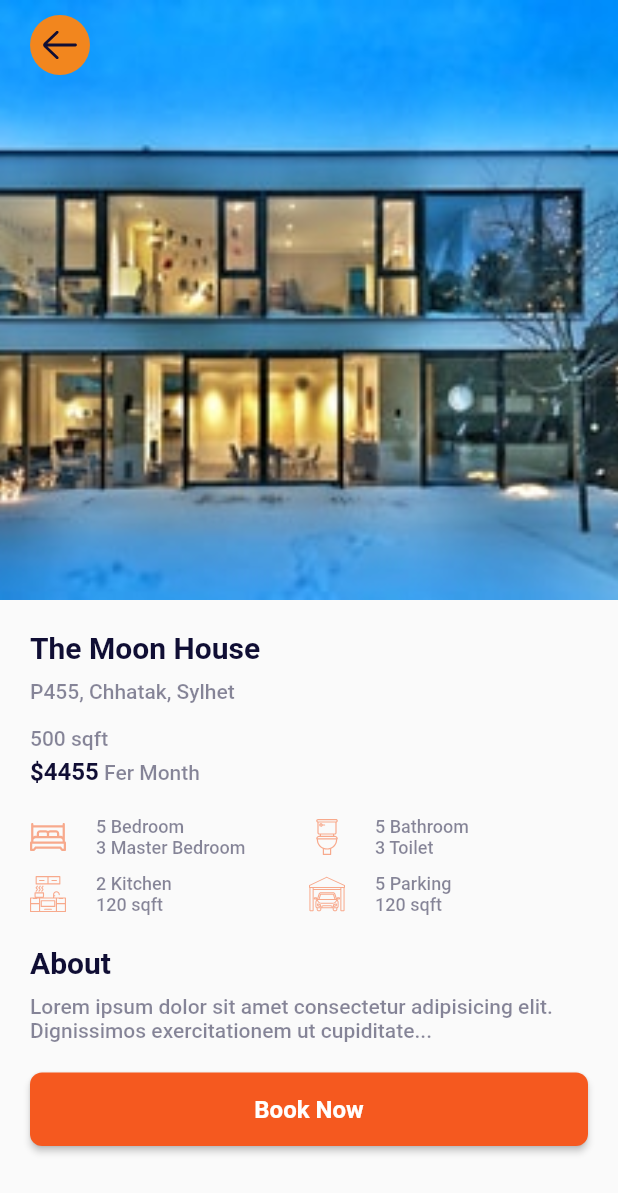
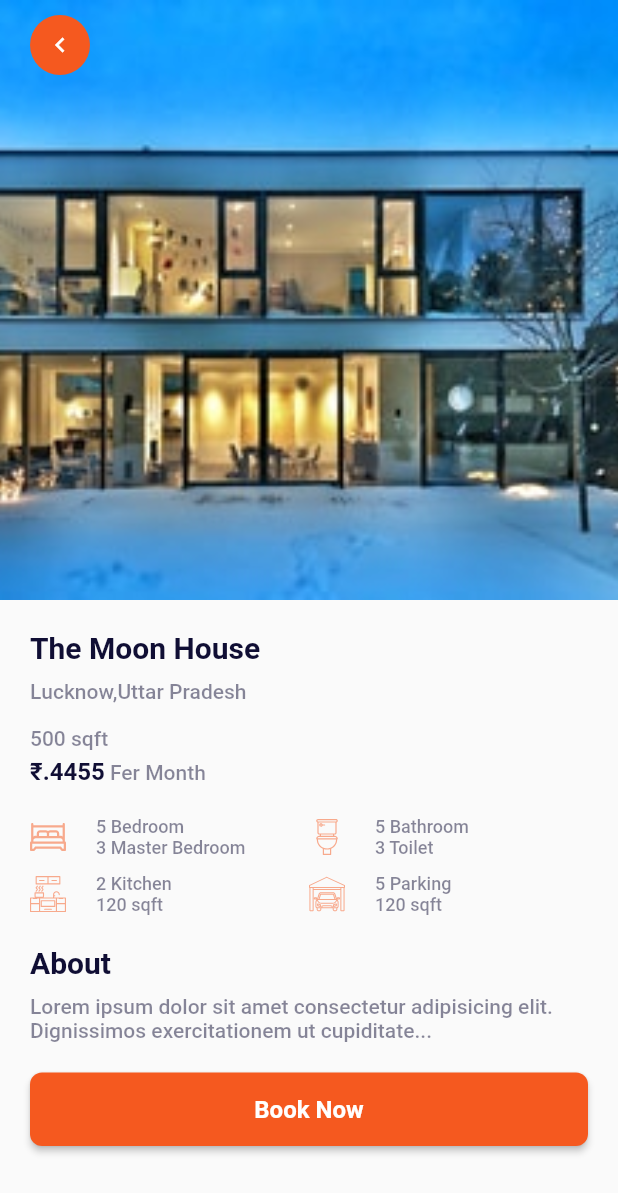
Before and after one commit to Tirth886/house_rent_flutter, a Flutter app: the screen it shows after launch, after a tap on "The Moon House", on a phone screen of 412 x 824 dp. Shown: the top 1193 px of the screen. Run offline on Flutter 3.47's test engine with Material 2 defaults, Android fonts, the phone set to English and light mode, and no system bars; our stand-ins replace flutter_svg.

Commit message:
Label Changes

```diff
--- a/lib/models/house.dart
+++ b/lib/models/house.dart
@@ -16,10 +16,10 @@ class House {
 
   static List<House> generateBestOffer() {
     return [
-      House('The Moon House', 'P455, Chhatak, Sylhet',
+      House('The Moon House', 'Lucknow,Uttar Pradesh',
           'assets/images/offer01.jpeg'),
-      House('The Moon House', 'P455, Chhatak, Sylhet',
-          'assets/images/offer02.jpeg'),
+      House(
+          'The Moon House', 'Agra,Uttar Pradesh', 'assets/images/offer02.jpeg'),
     ];
   }
 }
--- a/lib/widgets/content_intro.dart
+++ b/lib/widgets/content_intro.dart
@@ -43,7 +43,7 @@ class ContentIntro extends StatelessWidget {
             text: TextSpan(
               children: [
                 TextSpan(
-                  text: '\$4455',
+                  text: '₹.4455',
                   style: Theme.of(context).textTheme.headline1!.copyWith(
                         fontSize: 16,
                         fontWeight: FontWeight.bold,
--- a/lib/widgets/custom_app_bar.dart
+++ b/lib/widgets/custom_app_bar.dart
@@ -21,10 +21,7 @@ class CustomAppBar extends StatelessWidget implements PreferredSizeWidget {
         child: Row(
           mainAxisAlignment: MainAxisAlignment.spaceBetween,
           children: [
-            IconButton(
-              onPressed: () {},
-              icon: SvgPicture.asset('assets/icons/menu.svg'),
-            ),
+            Container(),
             IconButton(
                 onPressed: () {
                   _handleNavigateToLogin(context);
--- a/lib/widgets/details_app_bar.dart
+++ b/lib/widgets/details_app_bar.dart
@@ -37,10 +37,14 @@ class DetailsAppBar extends StatelessWidget {
                       width: 40,
                       padding: const EdgeInsets.all(5),
                       decoration: const BoxDecoration(
-                        color: Color(0xffF2861E),
+                        color: Color(0xffF5591F),
                         shape: BoxShape.circle,
                       ),
-                      child: SvgPicture.asset('assets/icons/arrow.svg'),
+                      child: const Icon(
+                        Icons.keyboard_arrow_left_outlined,
+                        color: Colors.white,
+                        size: 20,
+                      ),
                     ),
                   ),
                 ],
```
